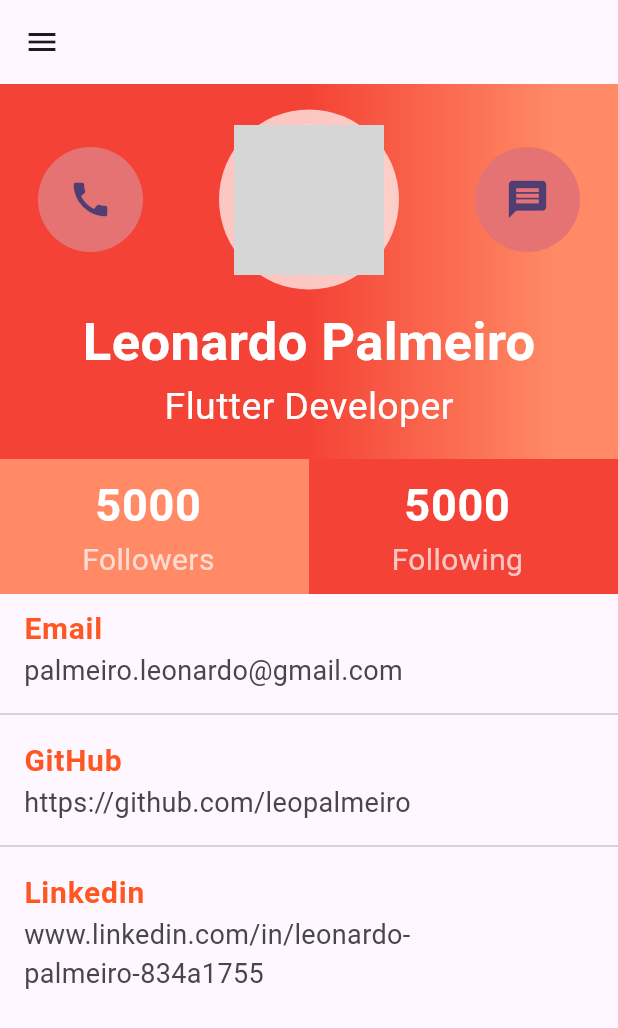
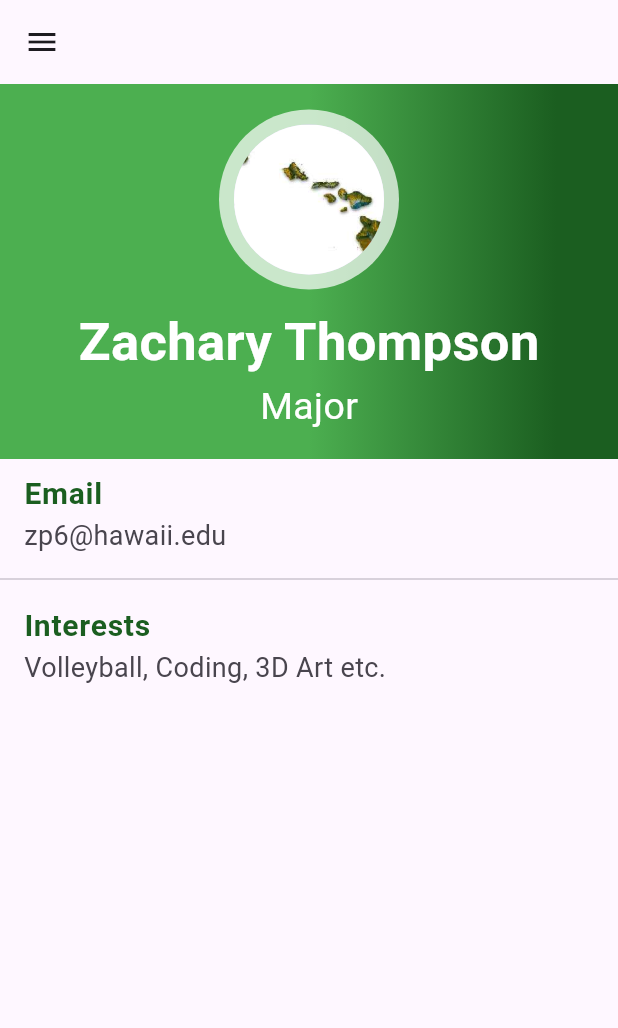
Before and after one commit to UH-Uni-Verse/App, a Flutter app: the MessagesPage screen opened directly, in the side drawer, after a tap on "Profile Page", on a phone screen of 412 x 824 dp. Shown: the top 1028 px of the screen. Run offline on Flutter 3.47's test engine with Material 2 defaults, Android fonts, the phone set to English and light mode, and no system bars; grey boxes are pictures that could not be loaded.

Commit message:
finished basic messaging UI

```diff
--- a/lib/data.dart
+++ b/lib/data.dart
@@ -11,3 +11,16 @@ class DemoValues {
   static final String postTitle = "Sample Class";
 
 }
+
+class ProfileValues {
+  static final String userImage = "assets/images/hawaii-image.jpg";
+  static final String userMajor = "Major";
+  static final String userName = "Zachary Thompson";
+  static final String userEmail = "zp6@hawaii.edu";
+  static final String userInterest = "Volleyball, Coding, 3D Art etc.";
+}
+
+class MessageValues {
+  static final String text = "Hey, how is this class?";
+  static final isCurrentUser = true;
+}
--- a/lib/messages.dart
+++ b/lib/messages.dart
@@ -3,6 +3,7 @@ import 'home.dart';
 import 'profile.dart';
 import 'messages.dart';
 import 'marketplace.dart';
+import 'data.dart';
 
 
 class MessagesPage extends StatefulWidget {
@@ -17,11 +18,27 @@ class _MessagesPageState extends State<MessagesPage> {
     return Scaffold(
       appBar: AppBar(),
       body: Center(
-        child: Container(
-          width: 500,
-          child: Text(
-            'Basic messaging page, allows students to connect with clubs and other students, ask them questions etc.'  ),
-        ),
+        child: Align(
+    // align the child within the container
+            alignment: MessageValues.isCurrentUser ? Alignment.centerRight : Alignment.centerLeft,
+            child: DecoratedBox(
+    // chat bubble decoration
+              decoration: BoxDecoration(
+                color: MessageValues.isCurrentUser ? Colors.green.shade900 : Colors.grey[300],
+                borderRadius: BorderRadius.circular(16),
+              ),
+              child: Padding(
+                padding: const EdgeInsets.all(12),
+                child: Text(
+                  MessageValues.text,
+                  style: Theme.of(context).textTheme.bodyText1!.copyWith(
+                  color: MessageValues.isCurrentUser ? Colors.white : Colors.black87),
+                ),
+              ),
+
+            ) ,
+
+          ),
       ),
       drawer: Drawer(
         // Add a ListView to the drawer. This ensures the user can scroll
--- a/lib/profile.dart
+++ b/lib/profile.dart
@@ -3,6 +3,7 @@ import 'home.dart';
 import 'profile.dart';
 import 'messages.dart';
 import 'marketplace.dart';
+import 'data.dart';
 
 
 class ProfilePage extends StatefulWidget {
@@ -22,7 +23,7 @@ class _ProfilePageState extends State<ProfilePage> {
             height: 250,
             decoration: BoxDecoration(
               gradient: LinearGradient(
-                colors: [Colors.red, Colors.deepOrange.shade300],
+                colors: [Colors.green, Colors.green.shade900],
                 begin: Alignment.centerLeft,
                 end: Alignment.centerRight,
                 stops: [0.5, 0.9],
@@ -36,28 +37,12 @@ class _ProfilePageState extends State<ProfilePage> {
                   mainAxisAlignment: MainAxisAlignment.spaceAround,
                   children: <Widget>[
                     CircleAvatar(
-                      backgroundColor: Colors.red.shade300,
-                      minRadius: 35.0,
-                      child: Icon(
-                          Icons.call,
-                          size: 30.0
-                      ),
-                    ),
-                    CircleAvatar(
                       backgroundColor: Colors.white70,
                       minRadius: 60.0,
                       child: CircleAvatar(
                         radius: 50.0,
                         backgroundImage:
-                        AssetImage('assets/images/perfil-min.jpg'),
-                      ),
-                    ),
-                    CircleAvatar(
-                      backgroundColor: Colors.red.shade300,
-                      minRadius: 35.0,
-                      child: Icon(
-                          Icons.message,
-                          size: 30.0
+                        AssetImage('assets/images/hawaii-image.jpg'),
                       ),
                     ),
                   ],
@@ -66,7 +51,7 @@ class _ProfilePageState extends State<ProfilePage> {
                   height: 10,
                 ),
                 Text(
-                  'Leonardo Palmeiro',
+                  ProfileValues.userName,
                   style: TextStyle(
                     fontSize: 35,
                     fontWeight: FontWeight.bold,
@@ -74,64 +59,10 @@ class _ProfilePageState extends State<ProfilePage> {
                   ),
                 ),
                 Text(
-                  'Flutter Developer',
+                  ProfileValues.userMajor,
                   style: TextStyle(
                     color: Colors.white,
                     fontSize: 25,
-                  ),
-                ),
-              ],
-            ),
-          ),
-          Container(
-            child: Row(
-              children: <Widget>[
-                Expanded(
-                  child: Container(
-                    color: Colors.deepOrange.shade300,
-                    child: ListTile(
-                      title: Text(
-                        '5000',
-                        textAlign: TextAlign.center,
-                        style: TextStyle(
-                          fontWeight: FontWeight.bold,
-                          fontSize: 30,
-                          color: Colors.white,
-                        ),
-                      ),
-                      subtitle: Text(
-                        'Followers',
-                        textAlign: TextAlign.center,
-                        style: TextStyle(
-                          fontSize: 20,
-                          color: Colors.white70,
-                        ),
-                      ),
-                    ),
-                  ),
-                ),
-                Expanded(
-                  child: Container(
-                    color: Colors.red,
-                    child: ListTile(
-                      title: Text(
-                        '5000',
-                        textAlign: TextAlign.center,
-                        style: TextStyle(
-                          fontWeight: FontWeight.bold,
-                          fontSize: 30,
-                          color: Colors.white,
-                        ),
-                      ),
-                      subtitle: Text(
-                        'Following',
-                        textAlign: TextAlign.center,
-                        style: TextStyle(
-                          fontSize: 20,
-                          color: Colors.white70,
-                        ),
-                      ),
-                    ),
                   ),
                 ),
               ],
@@ -144,13 +75,13 @@ class _ProfilePageState extends State<ProfilePage> {
                   title: Text(
                     'Email',
                     style: TextStyle(
-                      color: Colors.deepOrange,
+                      color: Colors.green.shade900,
                       fontSize: 20,
                       fontWeight: FontWeight.bold,
                     ),
                   ),
                   subtitle: Text(
-                    'palmeiro.leonardo@gmail.com',
+                    ProfileValues.userEmail,
                     style: TextStyle(
                         fontSize: 18
                     ),
@@ -159,32 +90,15 @@ class _ProfilePageState extends State<ProfilePage> {
                 Divider(),
                 ListTile(
                   title: Text(
-                    'GitHub',
+                    'Interests',
                     style: TextStyle(
-                      color: Colors.deepOrange,
+                      color: Colors.green.shade900,
                       fontSize: 20,
                       fontWeight: FontWeight.bold,
                     ),
                   ),
                   subtitle: Text(
-                    'https://github.com/leopalmeiro',
-                    style: TextStyle(
-                        fontSize: 18
-                    ),
-                  ),
-                ),
-                Divider(),
-                ListTile(
-                  title: Text(
-                    'Linkedin',
-                    style: TextStyle(
-                      color: Colors.deepOrange,
-                      fontSize: 20,
-                      fontWeight: FontWeight.bold,
-                    ),
-                  ),
-                  subtitle: Text(
-                    'www.linkedin.com/in/leonardo-palmeiro-834a1755',
+                    ProfileValues.userInterest,
                     style: TextStyle(
                         fontSize: 18
                     ),
```
